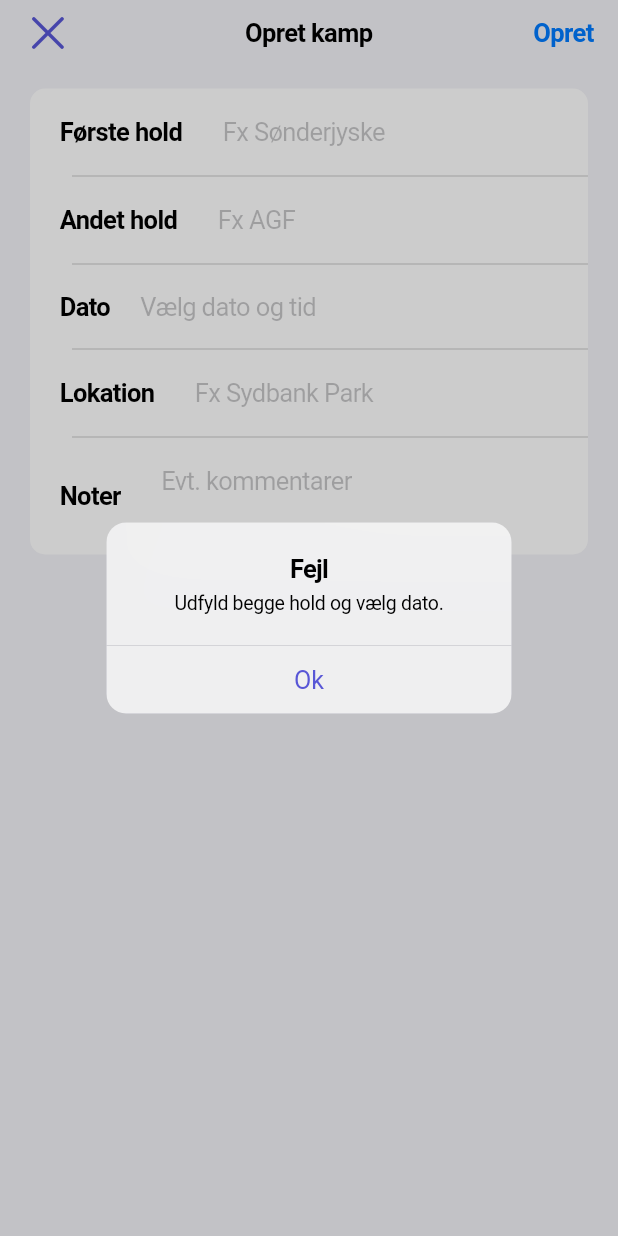
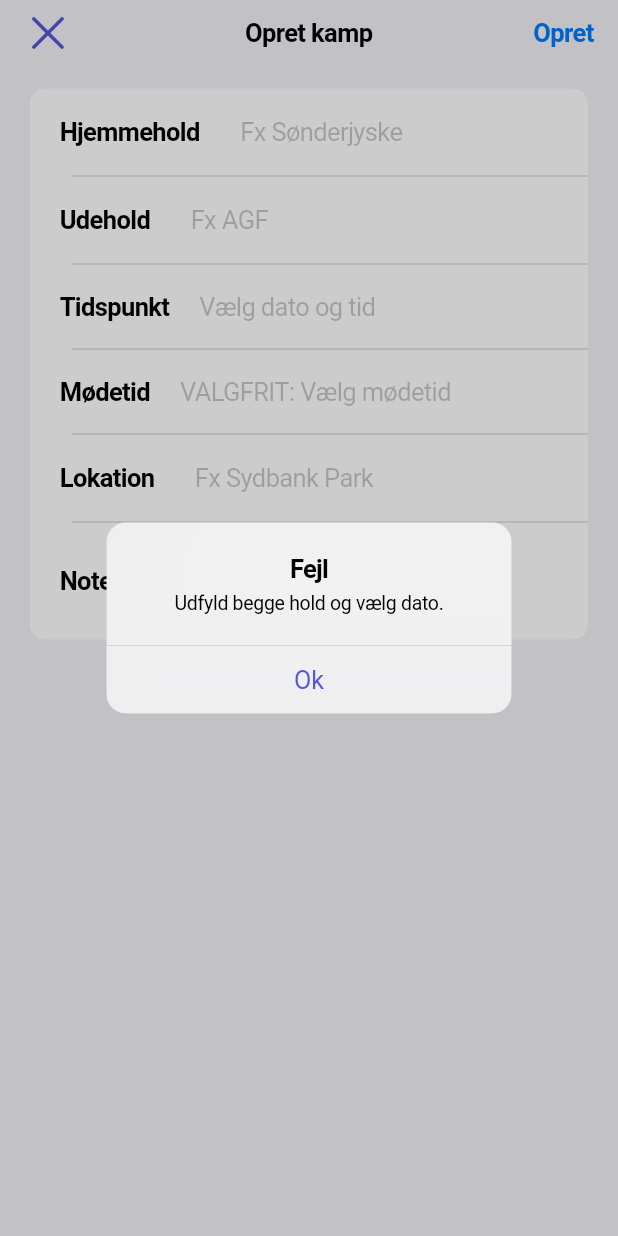
Before and after one commit to klubhuset/klubhuset_app, a Flutter app: the CreateMatchPage screen opened directly with empty values, after a tap on "Opret", on a phone screen of 412 x 824 dp. Run offline on Flutter 3.47's test engine with Material 3 defaults, Android fonts, the phone set to English and light mode, and no system bars; our stand-ins replace flutter_dotenv, flutter_secure_storage, modal_bottom_sheet; accounts and stored records are empty.

Commit message:
Add meeting time to matches and localization

```diff
--- a/lib/model/create_match_comand.dart
+++ b/lib/model/create_match_comand.dart
@@ -2,6 +2,7 @@ class CreateMatchCommand {
   final String firstTeam;
   final String secondTeam;
   final String location;
+  final DateTime? meetingTime;
   final DateTime date;
   final String? notes;
 
@@ -9,6 +10,7 @@ class CreateMatchCommand {
     this.firstTeam,
     this.secondTeam,
     this.location,
+    this.meetingTime,
     this.date,
     this.notes,
   );
@@ -18,6 +20,7 @@ class CreateMatchCommand {
       'firstTeam': firstTeam,
       'secondTeam': secondTeam,
       'location': location,
+      'meetingTime': meetingTime.toString(),
       'date': date.toString(),
     };
   }
--- a/lib/page/match/create_match_page.dart
+++ b/lib/page/match/create_match_page.dart
@@ -18,6 +18,7 @@ class _CreateMatchPageState extends State<CreateMatchPage> {
   final _locationController = TextEditingController();
   final _noteController = TextEditingController();
   DateTime? _selectedDate;
+  DateTime? _selectedMeetingTime;
 
   @override
   void dispose() {
@@ -39,7 +40,6 @@ class _CreateMatchPageState extends State<CreateMatchPage> {
           color: CupertinoColors.systemBackground.resolveFrom(context),
           child: Column(
             children: [
-              // Fjerner overdreven top-padding fra navigation bar
               MediaQuery.removePadding(
                 context: context,
                 removeTop: true,
@@ -89,6 +89,66 @@ class _CreateMatchPageState extends State<CreateMatchPage> {
     );
   }
 
+  Future<void> _pickMeetingTime() async {
+    DateTime tempPickedDate = _selectedMeetingTime ?? DateTime.now();
+
+    await showCupertinoModalPopup(
+      context: context,
+      builder: (BuildContext context) {
+        return Container(
+          height: 300,
+          color: CupertinoColors.systemBackground.resolveFrom(context),
+          child: Column(
+            children: [
+              MediaQuery.removePadding(
+                context: context,
+                removeTop: true,
+                child: CupertinoNavigationBar(
+                  middle: Text('Vælg mødetid'),
+                  leading: CupertinoButton(
+                    padding: EdgeInsets.zero,
+                    child: Text('Annullér'),
+                    onPressed: () {
+                      Navigator.of(context).pop();
+                    },
+                  ),
+                  trailing: CupertinoButton(
+                    padding: EdgeInsets.zero,
+                    child: Text('OK'),
+                    onPressed: () {
+                      setState(() {
+                        _selectedMeetingTime = tempPickedDate;
+                      });
+                      Navigator.of(context).pop();
+                    },
+                  ),
+                  border: Border(
+                    bottom: BorderSide(
+                      color: CupertinoColors.separator,
+                      width: 0.0,
+                    ),
+                  ),
+                ),
+              ),
+              // Date/time picker
+              Expanded(
+                child: CupertinoDatePicker(
+                  initialDateTime: tempPickedDate,
+                  mode: CupertinoDatePickerMode.time,
+                  use24hFormat: true,
+                  onDateTimeChanged: (DateTime newDate) {
+                    tempPickedDate = newDate;
+                  },
+                ),
+              ),
+              const SizedBox(height: 30),
+            ],
+          ),
+        );
+      },
+    );
+  }
+
   @override
   Widget build(BuildContext context) {
     return CupertinoPageScaffold(
@@ -118,7 +178,7 @@ class _CreateMatchPageState extends State<CreateMatchPage> {
             child: CupertinoFormSection.insetGrouped(
               children: [
                 CupertinoFormRow(
-                  prefix: Text('Første hold',
+                  prefix: Text('Hjemmehold',
                       style: TextStyle(fontWeight: FontWeight.bold)),
                   child: CupertinoTextFormFieldRow(
                     controller: _teamAController,
@@ -126,7 +186,7 @@ class _CreateMatchPageState extends State<CreateMatchPage> {
                   ),
                 ),
                 CupertinoFormRow(
-                  prefix: Text('Andet hold',
+                  prefix: Text('Udehold',
                       style: TextStyle(fontWeight: FontWeight.bold)),
                   child: CupertinoTextFormFieldRow(
                     controller: _teamBController,
@@ -134,7 +194,7 @@ class _CreateMatchPageState extends State<CreateMatchPage> {
                   ),
                 ),
                 CupertinoFormRow(
-                  prefix: Text('Dato',
+                  prefix: Text('Tidspunkt',
                       style: TextStyle(fontWeight: FontWeight.bold)),
                   child: GestureDetector(
                     onTap: _pickDateTime,
@@ -148,6 +208,31 @@ class _CreateMatchPageState extends State<CreateMatchPage> {
                             ? DateFormat('dd.MM.yyyy - HH:mm')
                                 .format(_selectedDate!)
                             : 'Vælg dato og tid',
+                        style: TextStyle(
+                          color: _selectedDate != null
+                              ? CupertinoColors.label
+                              : CupertinoColors.placeholderText,
+                          fontSize: 17,
+                        ),
+                      ),
+                    ),
+                  ),
+                ),
+                CupertinoFormRow(
+                  prefix: Text('Mødetid',
+                      style: TextStyle(fontWeight: FontWeight.bold)),
+                  child: GestureDetector(
+                    onTap: _pickMeetingTime,
+                    behavior: HitTestBehavior.opaque,
+                    child: Container(
+                      alignment: Alignment.centerLeft,
+                      padding:
+                          EdgeInsets.symmetric(vertical: 12, horizontal: 20),
+                      child: Text(
+                        _selectedDate != null
+                            ? DateFormat('dd.MM.yyyy - HH:mm')
+                                .format(_selectedDate!)
+                            : 'VALGFRIT: Vælg mødetid',
                         style: TextStyle(
                           color: _selectedDate != null
                               ? CupertinoColors.label
@@ -187,6 +272,7 @@ class _CreateMatchPageState extends State<CreateMatchPage> {
     final location = _locationController.text.trim();
     final notes = _noteController.text.trim();
     final date = _selectedDate;
+    final meetingTime = _selectedMeetingTime;
 
     if (teamA.isEmpty || teamB.isEmpty || date == null) {
       await _showError('Udfyld begge hold og vælg dato.');
@@ -204,6 +290,7 @@ class _CreateMatchPageState extends State<CreateMatchPage> {
       teamB,
       date,
       location,
+      meetingTime,
       notes: notes,
     );
 
--- a/lib/repository/match_repository.dart
+++ b/lib/repository/match_repository.dart
@@ -46,15 +46,16 @@ class MatchRepository {
     String firstTeam,
     String secondTeam,
     DateTime date,
-    String location, {
+    String location,
+    DateTime? meetingTime, {
     String? notes,
   }) async {
     await dotenv.load(); // Initialize dotenv
 
     var url = Uri.parse('${dotenv.env['API_BASE_URL']}/match');
 
-    CreateMatchCommand createMatchCommand =
-        CreateMatchCommand(firstTeam, secondTeam, location, date, notes);
+    CreateMatchCommand createMatchCommand = CreateMatchCommand(
+        firstTeam, secondTeam, location, meetingTime, date, notes);
 
     var response = await http.post(url, body: createMatchCommand.toJson());
 
--- a/pubspec.yaml
+++ b/pubspec.yaml
@@ -30,6 +30,8 @@ environment:
 dependencies:
   flutter:
     sdk: flutter
+  flutter_localizations:
+    sdk: flutter
   flutter_dotenv: ^5.0.2
   cupertino_modal_sheet: ^1.0.0
   url_launcher: ^6.2.4
@@ -41,7 +43,7 @@ dependencies:
   provider: ^6.1.2
   modal_bottom_sheet: ^3.0.0
   http: ^1.2.2
-  intl: ^0.20.1
+  intl: ^0.19.0
   flutter_secure_storage: ^9.2.4
 
 dev_dependencies:
```
Also changed, not shown: lib/main.dart (+11 -0 lines), pubspec.lock.
